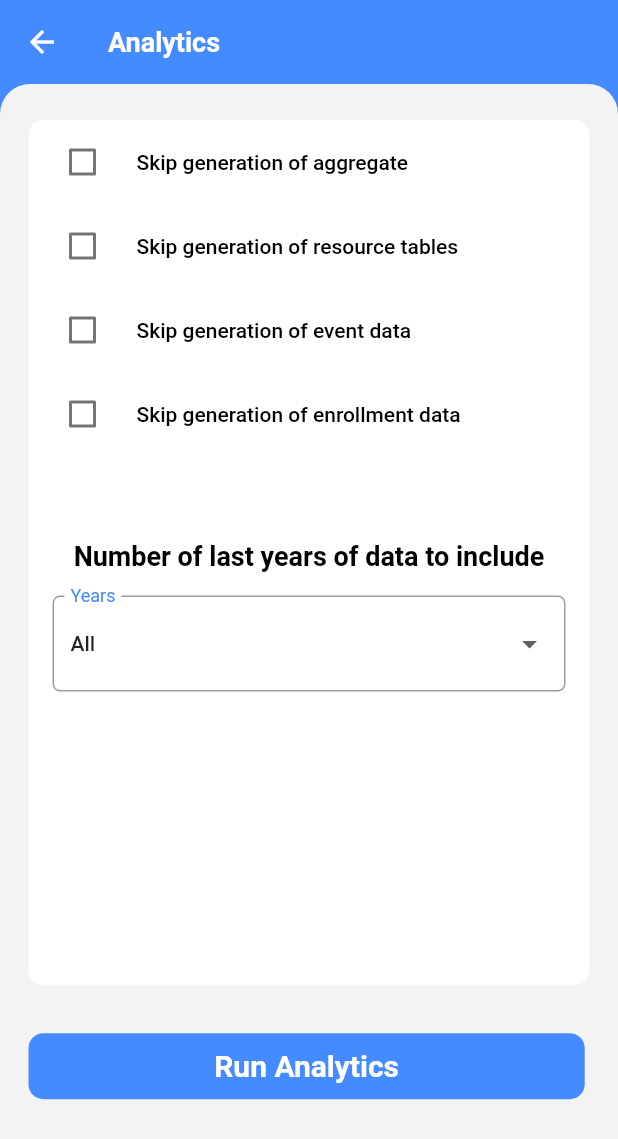
After one commit to udsm-dhis2-lab/mobile-d2-admin, a Flutter app: the DataAdministration screen opened directly, after a tap on "Analytics", on a phone screen of 412 x 824 dp. The commit adds this screen. Shown: the top 1139 px of the screen. Run offline on Flutter 3.47's test engine with Material 2 defaults, Android fonts, the phone set to English and light mode, and no system bars; our stand-ins replace connectivity_plus, drift, google_fonts; missing offline and left inert: workmanager; accounts and stored records are empty; generated files the repository leaves out were written again.

Commit message:
feat: Add all administrative related screens

```diff
--- a/lib/constants/assets_path.dart
+++ b/lib/constants/assets_path.dart
@@ -1,3 +1,4 @@
+
 class AssetsPath {
   static const shield = 'assets/images/Protect.png';
   static const logo = 'assets/images/dhis21.png';
@@ -5,4 +6,6 @@ class AssetsPath {
   static const resources = 'assets/images/NAS.png';
   static const maintainance = 'assets/images/DataQuality.png';
   static const analytics = 'assets/images/DatabaseAdministrator.png';
+  static const person = 'assets/images/person.png';
+  static const bell = 'assets/images/bell.png';
 }
--- /dev/null
+++ b/lib/modules/data_administration/screens/analytics/analytics.dart
@@ -0,0 +1,134 @@
+import 'package:flutter/material.dart';
+import 'package:mobile_d2_admin/widgets/custom_checkbox.dart';
+import 'package:mobile_d2_admin/widgets/custom_material_button.dart';
+
+import '../../../../config/theme_config.dart';
+
+class Analytics extends StatefulWidget {
+  const Analytics({super.key});
+
+  @override
+  State<Analytics> createState() => _AnalyticsState();
+}
+
+class _AnalyticsState extends State<Analytics> {
+  String dropdownValue = 'All';
+  bool showDropdownMenu = false;
+
+  final List<String> lastYears = ['All', '1', '2'];
+
+  @override
+  Widget build(BuildContext context) {
+    final Size size = MediaQuery.of(context).size;
+    return Scaffold(
+      backgroundColor: AppColors.primaryColor,
+      appBar: AppBar(
+        elevation: 0.0,
+        backgroundColor: AppColors.primaryColor,
+        title: Text(
+          'Analytics',
+          style: Theme.of(context).textTheme.titleLarge!.copyWith(
+                color: AppColors.onPrimaryColor,
+              ),
+        ),
+      ),
+      body: Container(
+        padding:
+            const EdgeInsets.only(left: 19, right: 19, top: 24, bottom: 24),
+        height: double.infinity,
+        width: double.infinity,
+        decoration: const BoxDecoration(
+          color: AppColors.appGreyColor,
+          borderRadius: BorderRadius.only(
+            topLeft: Radius.circular(20),
+            topRight: Radius.circular(20),
+          ),
+        ),
+        child: Column(
+          crossAxisAlignment: CrossAxisAlignment.start,
+          mainAxisSize: MainAxisSize.min,
+          children: [
+            Container(
+                height: size.height * 0.7,
+                decoration: BoxDecoration(
+                  color: AppColors.surfaceColor,
+                  borderRadius: BorderRadius.circular(10),
+                ),
+                child: ListView(
+                  children: [
+                    CustomCheckBox(action: 'Skip generation of aggregate'),
+                    CustomCheckBox(
+                        action: 'Skip generation of resource tables'),
+                    CustomCheckBox(action: 'Skip generation of event data'),
+                    CustomCheckBox(
+                        action: 'Skip generation of enrollment data'),
+                    const SizedBox(
+                      height: 40,
+                    ),
+                    buildNumberOfLastYearsInputFIeld()
+                  ],
+                )),
+            const SizedBox(
+              height: 32,
+            ),
+            CustomMaterialButton(
+              size: size,
+              label: 'Run Analytics',
+              onPressed: () {},
+            )
+          ],
+        ),
+      ),
+    );
+  }
+
+  Widget buildNumberOfLastYearsInputFIeld() {
+    return Padding(
+      padding: const EdgeInsets.all(16.0),
+      child: Column(
+        children: [
+          Text(
+            'Number of last years of data to include',
+            style: Theme.of(context)
+                .textTheme
+                .titleLarge!
+                .copyWith(color: AppColors.onSurfaceColor),
+          ),
+          const SizedBox(height: 16),
+          InputDecorator(
+            decoration: InputDecoration(
+                label: const Text('Years'),
+                labelStyle: Theme.of(context)
+                    .textTheme
+                    .labelMedium!
+                    .copyWith(color: AppColors.primaryColor),
+                errorStyle:
+                    const TextStyle(color: Colors.redAccent, fontSize: 16.0),
+                hintText: 'last year',
+                border:
+                    OutlineInputBorder(borderRadius: BorderRadius.circular(5.0))),
+            isEmpty: dropdownValue == '',
+            child: DropdownButtonHideUnderline(
+              child: DropdownButton<String>(
+                value: dropdownValue,
+                isDense: true,
+                onChanged: (String? newValue) {
+                  setState(() {
+                    dropdownValue = newValue!;
+                    // state.didChange(newValue);
+                  });
+                },
+                items: lastYears.map<DropdownMenuItem<String>>((String value) {
+                  return DropdownMenuItem<String>(
+                    value: value,
+                    child: Text(value),
+                  );
+                }).toList(),
+              ),
+            ),
+          ),
+        ],
+      ),
+    );
+  }
+}
--- a/lib/modules/data_administration/screens/data_administration/data_administration.dart
+++ b/lib/modules/data_administration/screens/data_administration/data_administration.dart
@@ -1,8 +1,11 @@
 import 'package:flutter/material.dart';
 
 import 'package:mobile_d2_admin/constants/assets_path.dart';
+import 'package:mobile_d2_admin/modules/data_administration/screens/analytics/analytics.dart';
 import 'package:mobile_d2_admin/modules/data_administration/screens/data_administration/widgets/data_administration_dashboard.dart';
 import 'package:mobile_d2_admin/modules/data_administration/screens/data_administration/widgets/operation_card.dart';
+import 'package:mobile_d2_admin/modules/data_administration/screens/maintainance/maintainance.dart';
+import 'package:mobile_d2_admin/modules/data_administration/screens/resource/resource.dart';
 import '../../../../config/theme_config.dart';
 
 class DataAdministration extends StatelessWidget {
@@ -39,14 +42,14 @@ class DataAdministration extends StatelessWidget {
           children: [
             const DataAdministrationDashBoard(),
             const SizedBox(height: 24),
-            buildOperationCardList()
+            buildOperationCardList(context)
           ],
         ),
       ),
     );
   }
 
-  Widget buildOperationCardList() {
+  Widget buildOperationCardList(BuildContext context) {
     return GridView(
       shrinkWrap: true,
       primary: false,
@@ -56,10 +59,26 @@ class DataAdministration extends StatelessWidget {
         mainAxisSpacing: 22,
       ),
       children: const [
-        OperationCard(imageUrl: AssetsPath.maintainance, label: 'Maintainance'),
-        OperationCard(imageUrl: AssetsPath.schedule, label: 'Scheduler'),
-        OperationCard(imageUrl: AssetsPath.resources, label: 'Resource'),
-        OperationCard(imageUrl: AssetsPath.maintainance, label: 'Analytics'),
+        OperationCard(
+          imageUrl: AssetsPath.maintainance,
+          label: 'Maintainance',
+          screen: Maintainance(),
+        ),
+        OperationCard(
+          imageUrl: AssetsPath.schedule,
+          label: 'Scheduler',
+          screen: Maintainance(),
+        ),
+        OperationCard(
+          imageUrl: AssetsPath.resources,
+          label: 'Resource',
+          screen: Resource(),
+        ),
+        OperationCard(
+          imageUrl: AssetsPath.analytics,
+          label: 'Analytics',
+          screen: Analytics(),
+        ),
       ],
     );
   }
--- a/lib/modules/data_administration/screens/data_administration/widgets/operation_card.dart
+++ b/lib/modules/data_administration/screens/data_administration/widgets/operation_card.dart
@@ -5,15 +5,22 @@ import 'package:mobile_d2_admin/config/theme_config.dart';
 class OperationCard extends StatelessWidget {
   final String imageUrl;
   final String label;
+  final Widget screen;
   const OperationCard({
     super.key,
     required this.imageUrl,
     required this.label,
+    required this.screen,
   });
 
   @override
   Widget build(BuildContext context) {
-    return Material(
+    return GestureDetector(
+      onTap: () {
+        Navigator.push(
+            context, MaterialPageRoute(builder: (context) => screen));
+      },
+      child: Material(
         elevation: 1,
         borderRadius: BorderRadius.circular(10),
         child: Container(
@@ -38,6 +45,7 @@ class OperationCard extends StatelessWidget {
             ),
           ),
         ),
+      ),
     );
   }
 }
--- /dev/null
+++ b/lib/widgets/custom_checkbox.dart
@@ -0,0 +1,42 @@
+import 'package:flutter/material.dart';
+
+import '../config/theme_config.dart';
+
+// ignore: must_be_immutable
+class CustomCheckBox extends StatefulWidget {
+  bool? isChecked;
+  final String action;
+  CustomCheckBox({
+    super.key,
+    this.isChecked,
+    required this.action,
+  }) {
+    isChecked = isChecked ?? false;
+  }
+
+  @override
+  State<CustomCheckBox> createState() => _CustomCheckBoxState();
+}
+
+class _CustomCheckBoxState extends State<CustomCheckBox> {
+  @override
+  Widget build(BuildContext context) {
+    return CheckboxListTile(
+      value: widget.isChecked,
+
+      controlAffinity: ListTileControlAffinity.leading,
+      onChanged: (newValue) {
+        setState(() {
+          widget.isChecked = newValue;
+        });
+      },
+      title: Text(
+        widget.action,
+        style: Theme.of(context)
+            .textTheme
+            .titleMedium!
+            .copyWith(color: AppColors.onSurfaceColor),
+      ),
+    );
+  }
+}
```
Also changed, not shown: lib/modules/data_administration/screens/maintainance/maintainance.dart (added, +75 -0 lines), lib/modules/data_administration/screens/resource/resource.dart (added, +88 -0 lines), lib/modules/home/home_screen.dart (+12 -0 lines), lib/modules/home/widgets/welcome_back_card.dart (+13 -2 lines), assets/images/bell.png (added), assets/images/person.png (added). Lines whose indentation alone changed are shown as unchanged.
